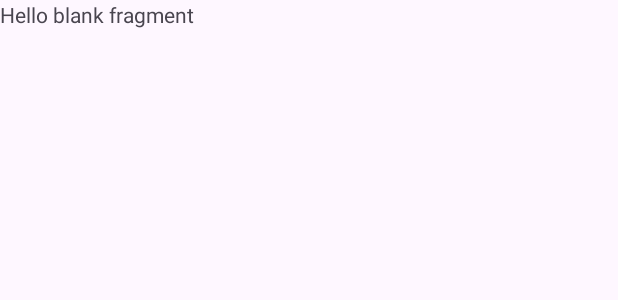
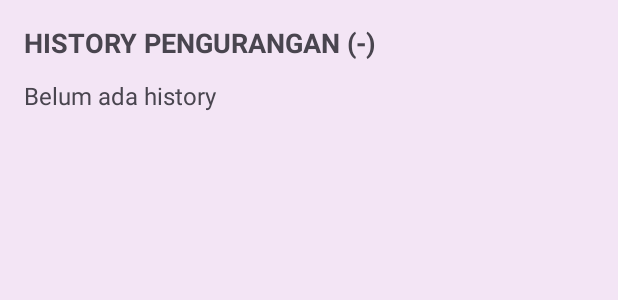
Before and after one commit to MeylfinYW/latihanFragment, an Android app: the layout fragment_kurang.xml on its own in the app's theme, with its tools: preview values and no code run, on a phone screen of 412 x 824 dp. Shown: the top 300 px of the screen. Run offline under Robolectric (Android 15) with nearby library versions, the phone set to English and light mode, and no system bars.

Commit message:
ubah layout xml kurang

```diff
--- a/app/src/main/res/layout/fragment_kurang.xml
+++ b/app/src/main/res/layout/fragment_kurang.xml
@@ -1,14 +1,30 @@
 <?xml version="1.0" encoding="utf-8"?>
-<FrameLayout xmlns:android="http://schemas.android.com/apk/res/android"
-    xmlns:tools="http://schemas.android.com/tools"
+<LinearLayout xmlns:android="http://schemas.android.com/apk/res/android"
+    android:id="@+id/layoutRoot"
     android:layout_width="match_parent"
     android:layout_height="match_parent"
-    tools:context=".FragmentKurang">
+    android:background="#F3E5F5"
+    android:orientation="vertical"
+    android:padding="16dp">
 
-    <!-- TODO: Update blank fragment layout -->
     <TextView
         android:layout_width="match_parent"
+        android:layout_height="wrap_content"
+        android:text="HISTORY PENGURANGAN (-)"
+        android:textSize="18sp"
+        android:textStyle="bold" />
+
+    <ScrollView
+        android:layout_width="match_parent"
         android:layout_height="match_parent"
-        android:text="@string/hello_blank_fragment" />
+        android:layout_marginTop="12dp">
 
-</FrameLayout>
+        <TextView
+            android:id="@+id/tvHistory"
+            android:layout_width="match_parent"
+            android:layout_height="wrap_content"
+            android:text="Belum ada history"
+            android:textSize="16sp" />
+    </ScrollView>
+
+</LinearLayout>
```
